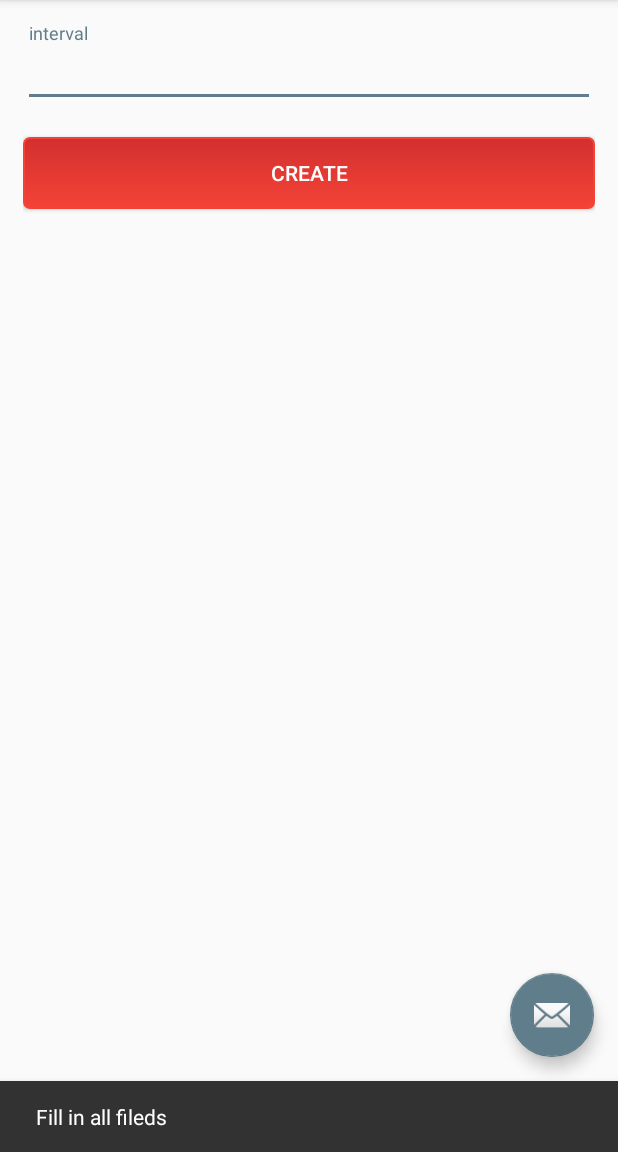
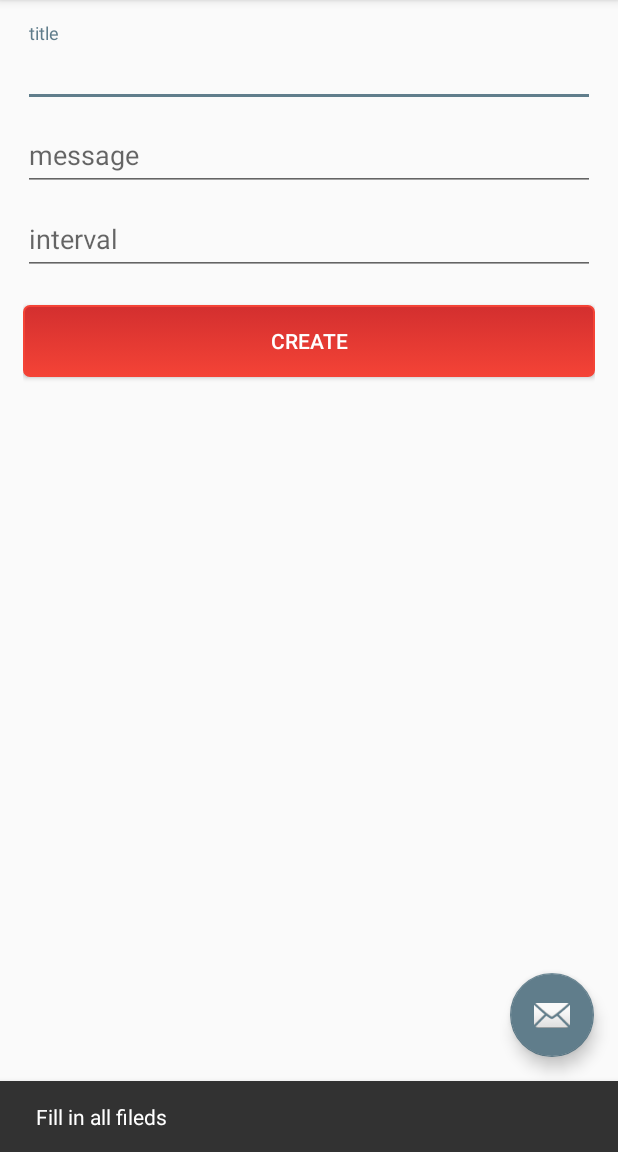
Before and after one commit to patyalves17/NotifyMe, an Android app: the fragment NotificationFragment placed in its activity, after a tap on "CREATE", on a phone screen of 412 x 824 dp, the part 84-1236 px from its top. Run offline under Robolectric (Android 15) with nearby library versions, the phone set to English and light mode, and no system bars; our stand-ins replace ButterKnife.

Commit message:
Implemented reminder with users parameters in the notification.

```diff
--- a/app/src/main/AndroidManifest.xml
+++ b/app/src/main/AndroidManifest.xml
@@ -21,7 +21,7 @@
                 <category android:name="android.intent.category.LAUNCHER" />
             </intent-filter>
         </activity>
-        <receiver android:name=".AlarmReceiver"/>
+        <service android:name=".NotificationService"/>
     </application>
 
 </manifest>
--- a/app/src/main/java/com/gmail/reebrando/notifyme/fragments/NotificationFragment.java
+++ b/app/src/main/java/com/gmail/reebrando/notifyme/fragments/NotificationFragment.java
@@ -1,23 +1,16 @@
 package com.gmail.reebrando.notifyme.fragments;
 
-import android.app.NotificationManager;
-import android.app.PendingIntent;
-import android.content.Context;
+
 import android.content.Intent;
-import android.net.Uri;
 import android.os.Bundle;
 import android.support.design.widget.Snackbar;
 import android.support.design.widget.TextInputLayout;
 import android.support.v4.app.Fragment;
-import android.support.v4.app.NotificationCompat;
-import android.support.v4.app.NotificationCompatExtras;
+import android.support.v4.app.FragmentTransaction;
 import android.view.LayoutInflater;
 import android.view.View;
 import android.view.ViewGroup;
-import android.widget.EditText;
-
-
-import com.gmail.reebrando.notifyme.MainActivity;
+import com.gmail.reebrando.notifyme.NotificationService;
 import com.gmail.reebrando.notifyme.R;
 
 import butterknife.BindView;
@@ -30,8 +23,10 @@ import butterknife.OnClick;
 
 public class NotificationFragment extends Fragment {
 
-    @BindView(R.id.etInterval)
-    TextInputLayout etInterval;
+
+    @BindView(R.id.etTitle) TextInputLayout etTitle;
+    @BindView(R.id.etMessage) TextInputLayout etMessage;
+    @BindView(R.id.etInterval) TextInputLayout etInterval;
 
     public NotificationFragment() {
         // Required empty public constructor
@@ -49,27 +44,25 @@ public class NotificationFragment extends Fragment {
 
     @OnClick(R.id.btnGenerate)
     public void generateTimetable(View view){
-        if (etInterval.getEditText().getText().toString().isEmpty()) {
+        if (etTitle.getEditText().getText().toString().isEmpty() || etMessage.getEditText().getText().toString().isEmpty()|| etInterval.getEditText().getText().toString().isEmpty() ) {
             Snackbar.make(view, R.string.empty_input, Snackbar.LENGTH_LONG)
                     .setAction("Action", null).show();
         }
         else{
-            NotificationCompat.Builder builder =
-                    new NotificationCompat.Builder(view.getContext())
-                            .setSmallIcon(R.drawable.ic_clock)
-                            .setTicker("New alert")
-                            .setSound(Uri.parse("android.resource://"+getActivity().getPackageName()+"/raw/toasty"))
-                            .setContentTitle("Notifications Example")
-                            .setContentText("This is a test notification");
+            Intent intent = new Intent(view.getContext(), NotificationService.class);
+            intent.putExtra("interval", Integer.parseInt(etInterval.getEditText().getText().toString()));
+            intent.putExtra("title", etTitle.getEditText().getText().toString());
+            intent.putExtra("message", etMessage.getEditText().getText().toString());
+            view.getContext().startService(intent);
 
-            Intent notificationIntent = new Intent(view.getContext(), MainActivity.class);
-            PendingIntent contentIntent = PendingIntent.getActivity(view.getContext(), 0, notificationIntent,
-                    PendingIntent.FLAG_UPDATE_CURRENT);
-            builder.setContentIntent(contentIntent);
+            Snackbar.make(view, R.string.reminder, Snackbar.LENGTH_LONG)
+                    .setAction("Action", null).show();
 
-            // Add as notification
-            NotificationManager manager = (NotificationManager) getActivity().getSystemService(Context.NOTIFICATION_SERVICE);
-            manager.notify(0, builder.build());
+            MainFragment mainFragment = new MainFragment();
+            FragmentTransaction transaction = getActivity().getSupportFragmentManager().beginTransaction();
+            transaction.replace(R.id.content_main, mainFragment);
+            transaction.disallowAddToBackStack();
+            transaction.commit();
         }
     }
 
--- a/app/src/main/res/layout/notification_fragment.xml
+++ b/app/src/main/res/layout/notification_fragment.xml
@@ -13,11 +13,37 @@
         <android.support.design.widget.TextInputLayout
             android:layout_width="match_parent"
             android:layout_height="wrap_content"
+            android:id="@+id/etTitle">
+
+            <EditText
+                android:layout_width="match_parent"
+                android:layout_height="wrap_content"
+                android:hint="@string/title" />
+
+        </android.support.design.widget.TextInputLayout>
+
+        <android.support.design.widget.TextInputLayout
+            android:layout_width="match_parent"
+            android:layout_height="wrap_content"
+            android:id="@+id/etMessage">
+
+            <EditText
+                android:layout_width="match_parent"
+                android:layout_height="wrap_content"
+                android:inputType="text"
+                android:hint="@string/message" />
+
+        </android.support.design.widget.TextInputLayout>
+
+        <android.support.design.widget.TextInputLayout
+            android:layout_width="match_parent"
+            android:layout_height="wrap_content"
             android:id="@+id/etInterval">
 
             <EditText
                 android:layout_width="match_parent"
                 android:layout_height="wrap_content"
+                android:inputType="numberSigned"
                 android:hint="@string/interval" />
 
         </android.support.design.widget.TextInputLayout>
@@ -30,6 +56,7 @@
             android:textColor="@color/colorIcons"
             android:layout_marginTop="20dp"
             android:background="@drawable/custom_button"/>
+
     </LinearLayout>
 
 </FrameLayout>
--- a/app/src/main/res/values/strings.xml
+++ b/app/src/main/res/values/strings.xml
@@ -13,4 +13,7 @@
     <string name="alarm_msg_two">seconds...</string>
     <string name="alarm">alarm set</string>
     <string name="interval">interval</string>
+    <string name="title">title</string>
+    <string name="message">message</string>
+    <string name="reminder">Reminder created successfully</string>
 </resources>
```
Also changed, not shown: app/src/main/java/com/gmail/reebrando/notifyme/AlarmReceiver.java (deleted, +0 -27 lines), app/src/main/java/com/gmail/reebrando/notifyme/NotificationService.java (added, +57 -0 lines), app/src/main/java/com/gmail/reebrando/notifyme/NotifyMe.java (added, +47 -0 lines), app/src/main/java/com/gmail/reebrando/notifyme/fragments/MainFragment.java (+0 -24 lines), app/src/main/res/layout/main_fragment.xml (+3 -12 lines).
